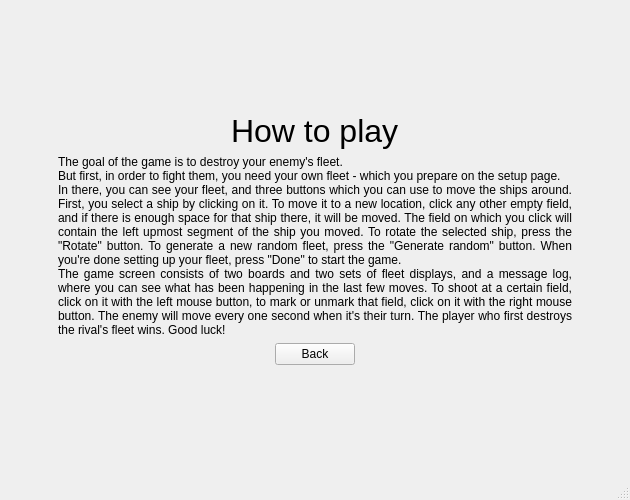
B1rtek/battleship-py, file battleship.ui: the form before one commit.
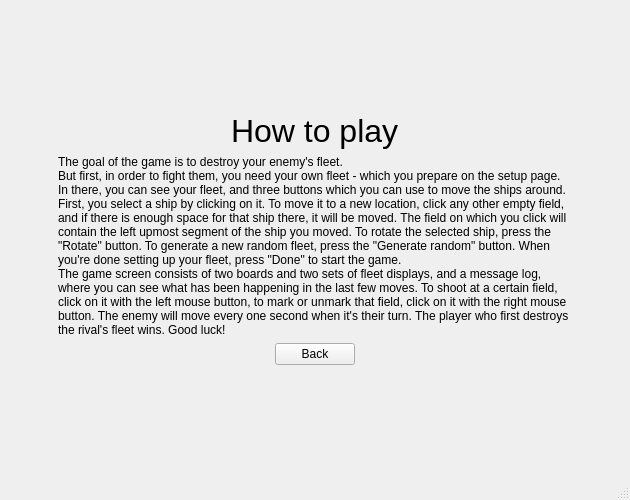
The form after the commit. The open tabs and pages were chosen to show the change.

Commit message: Fixed a bug preventing the GUI version from starting on Linux (BattleshipGUI._fix_pyside2_uic_bug())

The edit to the form file:
```diff
--- a/battleship.ui
+++ b/battleship.ui
@@ -862,7 +862,7 @@
             <item>
              <widget class="QLabel" name="label_htp_tutorial">
               <property name="sizePolicy">
-               <sizepolicy hsizetype="Expanding" vsizetype="Expanding">
+               <sizepolicy hsizetype="Preferred" vsizetype="Preferred">
                 <horstretch>0</horstretch>
                 <verstretch>0</verstretch>
                </sizepolicy>
@@ -873,15 +873,9 @@
 In there, you can see your fleet, and three buttons which you can use to move the ships around. First, you select a ship by clicking on it. To move it to a new location, click any other empty field, and if there is enough space for that ship there, it will be moved. The field on which you click will contain the left upmost segment of the ship you moved. To rotate the selected ship, press the &quot;Rotate&quot; button. To generate a new random fleet, press the &quot;Generate random&quot; button. When you're done setting up your fleet, press &quot;Done&quot; to start the game.
 The game screen consists of two boards and two sets of fleet displays, and a message log, where you can see what has been happening in the last few moves. To shoot at a certain field, click on it with the left mouse button, to mark or unmark that field, click on it with the right mouse button. The enemy will move every one second when it's their turn. The player who first destroys the rival's fleet wins. Good luck!</string>
               </property>
-              <property name="alignment">
-               <set>Qt::AlignJustify|Qt::AlignTop</set>
-              </property>
               <property name="wordWrap">
                <bool>true</bool>
               </property>
-              <property name="margin">
-               <number>5</number>
-              </property>
              </widget>
             </item>
             <item alignment="Qt::AlignHCenter">
```
Left out of the diff: 4 changed lines with no effect on the pictures. The commit also changes 2 other files.
